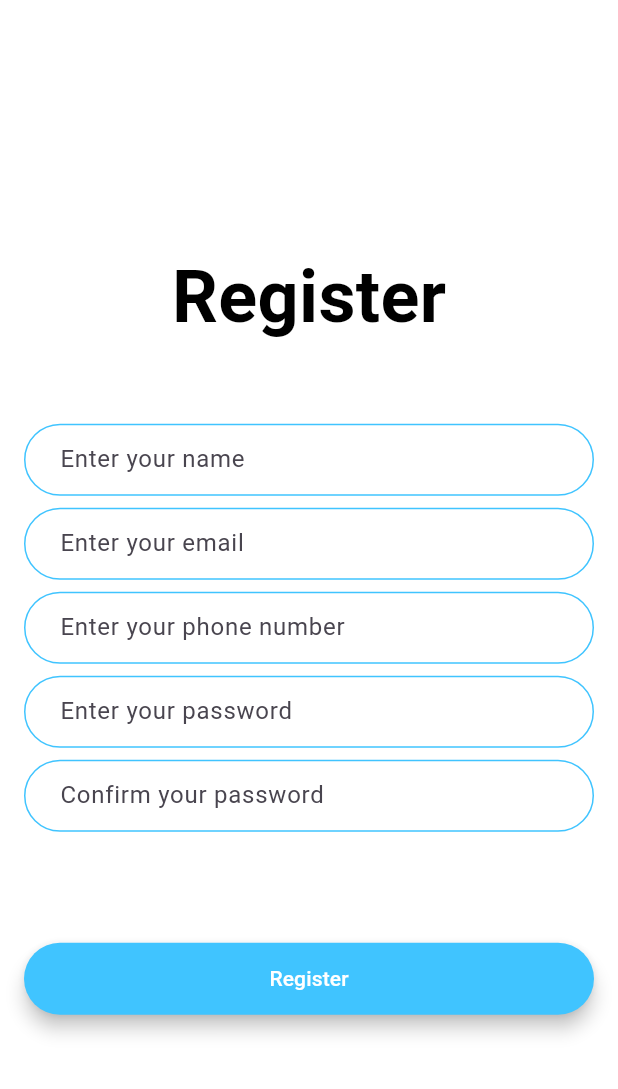
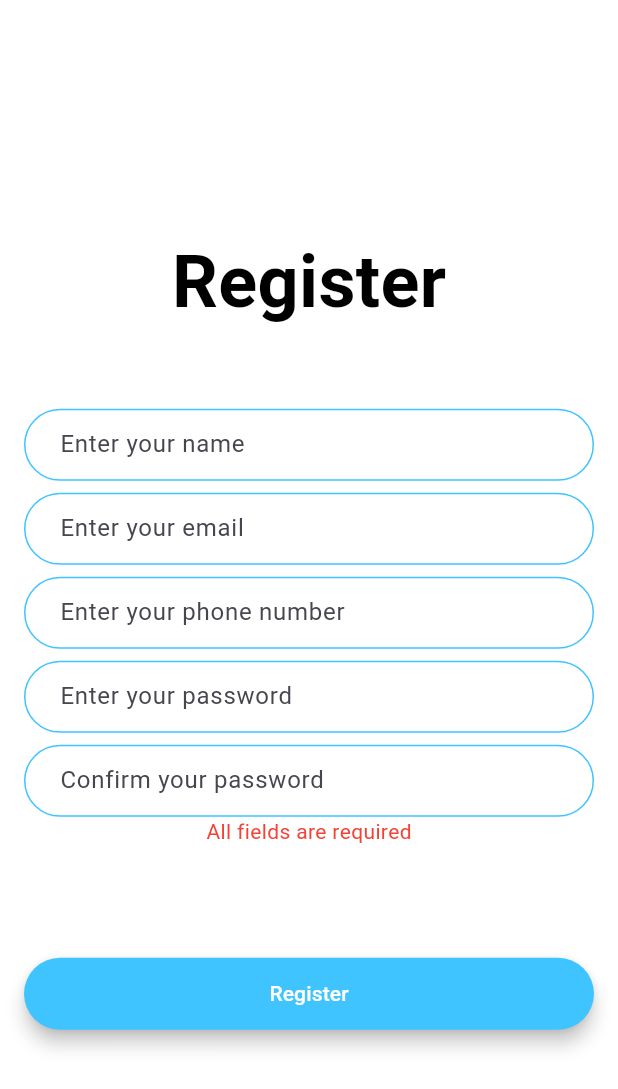
Before and after one commit to bryanmlvn/FerryNav, a Flutter app: the RegisterPage screen opened by its route, after a tap on "Register", on a phone screen of 412 x 824 dp. Shown: the top 1089 px of the screen. Run offline on Flutter 3.47's test engine with Material 3 defaults, Android fonts, the light colour scheme and no system bars; our stand-ins replace animated_text_kit, cloud_firestore, firebase_auth, firebase_core; accounts and stored records are empty; network calls fail; statements that could not run were skipped.

Commit message:
FireStore Setted Up, RegisterPage Validation.

```diff
--- a/lib/auth.dart
+++ b/lib/auth.dart
@@ -15,15 +15,15 @@ class Auth {
     );
   }
 
-  // Future<void> createUserWithEmailAndPassword({
-  //   required String email,
-  //   required String password,
-  // }) async {
-  //   await _firebaseAuth.createUserWithEmailAndPassword(
-  //     email: email,
-  //     password: password,
-  //   );
-  // }
+  Future<void> createUserWithEmailAndPassword({
+    required String email,
+    required String password,
+  }) async {
+    await _firebaseAuth.createUserWithEmailAndPassword(
+      email: email,
+      password: password,
+    );
+  }
 
   Future<void> signOut() async {
     await _firebaseAuth.signOut();
--- a/lib/screens/register_page.dart
+++ b/lib/screens/register_page.dart
@@ -1,8 +1,46 @@
 import 'package:flutter/material.dart';
 import 'package:ferrynav/components/rounded_button.dart';
 
-class RegisterPage extends StatelessWidget {
-  static const String id = 'register_page'; // Add this
+class RegisterPage extends StatefulWidget {
+  static const String id = 'register_page';
+
+  @override
+  _RegisterPageState createState() => _RegisterPageState();
+}
+
+class _RegisterPageState extends State<RegisterPage> {
+  final TextEditingController _nameController = TextEditingController();
+  final TextEditingController _emailController = TextEditingController();
+  final TextEditingController _phoneController = TextEditingController();
+  final TextEditingController _passwordController = TextEditingController();
+  final TextEditingController _confirmPasswordController =
+      TextEditingController();
+  bool _isLoading = false;
+  String _errorMessage = '';
+
+  void _register() {
+    if (_nameController.text.isEmpty ||
+        _emailController.text.isEmpty ||
+        _phoneController.text.isEmpty ||
+        _passwordController.text.isEmpty ||
+        _confirmPasswordController.text.isEmpty) {
+      setState(() {
+        _errorMessage = 'All fields are required';
+      });
+      return;
+    }
+
+    if (_passwordController.text != _confirmPasswordController.text) {
+      setState(() {
+        _errorMessage = 'Passwords do not match';
+      });
+      return;
+    }
+
+    setState(() {
+      _errorMessage = 'Validation successful! Proceed with registration logic.';
+    });
+  }
 
   @override
   Widget build(BuildContext context) {
@@ -31,9 +69,7 @@ class RegisterPage extends StatelessWidget {
             Column(
               children: <Widget>[
                 TextField(
-                  onChanged: (value) {
-                    // Do something with the user input.
-                  },
+                  controller: _nameController,
                   decoration: const InputDecoration(
                     hintText: 'Enter your name',
                     contentPadding:
@@ -57,10 +93,8 @@ class RegisterPage extends StatelessWidget {
                   height: 8.0,
                 ),
                 TextField(
+                  controller: _emailController,
                   keyboardType: TextInputType.emailAddress,
-                  onChanged: (value) {
-                    // Do something with the user input.
-                  },
                   decoration: const InputDecoration(
                     hintText: 'Enter your email',
                     contentPadding:
@@ -84,10 +118,8 @@ class RegisterPage extends StatelessWidget {
                   height: 8.0,
                 ),
                 TextField(
+                  controller: _phoneController,
                   keyboardType: TextInputType.phone,
-                  onChanged: (value) {
-                    // Do something with the user input.
-                  },
                   decoration: const InputDecoration(
                     hintText: 'Enter your phone number',
                     contentPadding:
@@ -111,10 +143,8 @@ class RegisterPage extends StatelessWidget {
                   height: 8.0,
                 ),
                 TextField(
+                  controller: _passwordController,
                   obscureText: true,
-                  onChanged: (value) {
-                    // Do something with the user input.
-                  },
                   decoration: const InputDecoration(
                     hintText: 'Enter your password',
                     contentPadding:
@@ -138,10 +168,8 @@ class RegisterPage extends StatelessWidget {
                   height: 8.0,
                 ),
                 TextField(
+                  controller: _confirmPasswordController,
                   obscureText: true,
-                  onChanged: (value) {
-                    // Do something with the user input.
-                  },
                   decoration: const InputDecoration(
                     hintText: 'Confirm your password',
                     contentPadding:
@@ -164,17 +192,26 @@ class RegisterPage extends StatelessWidget {
               ],
             ),
             const SizedBox(
+              height: 15s.0,
+            ),
+            Text(
+              _errorMessage,
+              style: const TextStyle(
+                color: Colors.red,
+                fontSize: 14.0,
+              ),
+            ),
+            const SizedBox(
               height: 70.0,
             ),
-
             Container(
               width: double.infinity,
               child: RoundedButton(
                 title: 'Register',
                 colour: Colors.lightBlueAccent,
-                onPressed: () {},
+                onPressed: _register,
               ),
-            )
+            ),
           ],
         ),
       ),
--- a/pubspec.yaml
+++ b/pubspec.yaml
@@ -37,6 +37,7 @@ dependencies:
   animated_text_kit: ^4.2.2
   firebase_auth: ^4.17.8
   firebase_core: ^2.27.0
+  cloud_firestore: ^4.15.8
 
 
 dev_dependencies:
```
Also changed, not shown: lib/screens/login_page.dart (+9 -6 lines), lib/user_firestore.dart (added, +8 -0 lines), pubspec.lock, 7 other files. Lines whose indentation alone changed are shown as unchanged.
